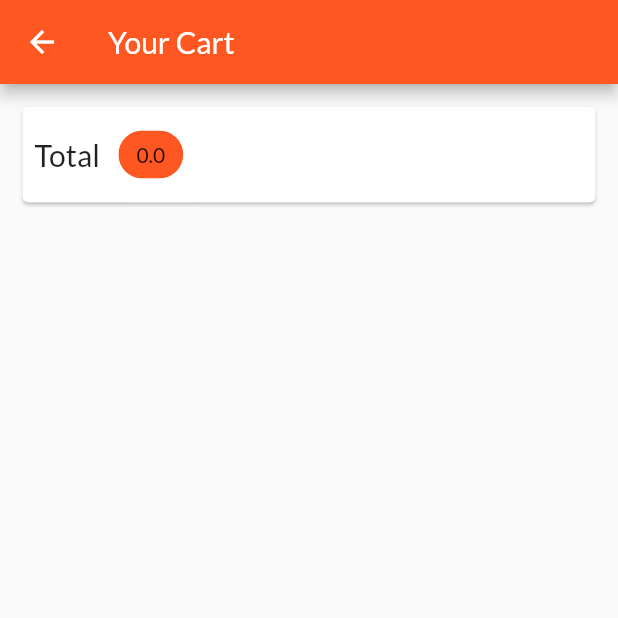
After one commit to Hami0095/bazaar, a Flutter app: the CartScreen screen opened by its route, on a phone screen of 412 x 824 dp, the top half of it. The commit adds this screen. Run offline on Flutter 3.47's test engine with Material 2 defaults, Android fonts, the phone set to English and light mode, and no system bars; network calls fail.

Commit message:
UPDATE-LOG : => Indentation + CartScreen Added

```diff
--- a/lib/Provider/cart.dart
+++ b/lib/Provider/cart.dart
@@ -17,6 +17,14 @@ class Cart with ChangeNotifier {
   Map<String, CartItem> _items = {};
   Map<String, CartItem> get items {
     return {..._items};
+  }
+
+  double get totalAmount {
+    var total = 0.0;
+    _items.forEach((key, value) {
+      total += value.price * value.quantity;
+    });
+    return total;
   }
 
   int get itemCount {
@@ -45,5 +53,6 @@ class Cart with ChangeNotifier {
         ),
       );
     }
+    notifyListeners();
   }
 }
--- a/lib/main.dart
+++ b/lib/main.dart
@@ -1,15 +1,14 @@
-import 'package:bazaar/Provider/cart.dart';
 import 'package:flutter/material.dart';
 import 'package:provider/provider.dart';
 
-import 'Provider/productsProvider.dart';
+import './Provider/productsProvider.dart';
 import './screens/product_detail_screen.dart';
 import './screens/products_overview_screen.dart';
+import './Provider/cart.dart';
+import './screens/cart_screen.dart';
 
 void main() {
   runApp(const MyApp());
-  // products == mera productProvider
-  // product == mera product
 }
 
 class MyApp extends StatelessWidget {
@@ -34,10 +33,11 @@ class MyApp extends StatelessWidget {
             accentColor: Colors.orange,
             fontFamily: 'Lato',
           ),
-          home: ProductsOverViewScreen(),
+          home: const ProductsOverViewScreen(),
           routes: {
             ProductDetailsScreen.routeName: (ctx) =>
                 const ProductDetailsScreen(),
+            CartScreen.routeName: (ctx) => const CartScreen(),
           }),
     );
   }
--- /dev/null
+++ b/lib/screens/cart_screen.dart
@@ -0,0 +1,43 @@
+import 'package:flutter/material.dart';
+import 'package:provider/provider.dart';
+
+import '../Provider/cart.dart';
+
+class CartScreen extends StatelessWidget {
+  static const routeName = '/cart-screen';
+
+  const CartScreen({Key? key}) : super(key: key);
+
+  @override
+  Widget build(BuildContext context) {
+    final cart = Provider.of<Cart>(context);
+    return Scaffold(
+        appBar: AppBar(
+          title: const Text('Your Cart'),
+        ),
+        body: Column(
+          children: [
+            Card(
+                margin: const EdgeInsets.all(15),
+                child: Padding(
+                  padding: const EdgeInsets.all(8.0),
+                  child: Row(
+                    children: [
+                      const Text(
+                        'Total',
+                        style: TextStyle(
+                          fontSize: 20,
+                        ),
+                      ),
+                      const SizedBox(width: 10),
+                      Chip(
+                        label: Text('${cart.totalAmount}'),
+                        backgroundColor: Theme.of(context).primaryColor,
+                      )
+                    ],
+                  ),
+                )),
+          ],
+        ));
+  }
+}
--- a/lib/screens/products_overview_screen.dart
+++ b/lib/screens/products_overview_screen.dart
@@ -1,14 +1,16 @@
-import 'package:bazaar/Provider/productsProvider.dart';
-import 'package:bazaar/widgets/badge.dart';
-import 'package:bazaar/widgets/products_grid.dart';
 import 'package:flutter/material.dart';
 import 'package:provider/provider.dart';
 
 import '../Provider/cart.dart';
-import '../Provider/products.dart';
+import '../Provider/productsProvider.dart';
+import '../screens/cart_screen.dart';
+import '../widgets/badge.dart';
+import '../widgets/products_grid.dart';
 
 enum FilterOptions {
+  // ignore: constant_identifier_names
   Favourites,
+  // ignore: constant_identifier_names
   All,
 }
 
@@ -61,7 +63,9 @@ class _ProductsOverViewScreenState extends State<ProductsOverViewScreen> {
               color: Colors.white,
             ),
             child: IconButton(
-              onPressed: () {},
+              onPressed: () {
+                Navigator.of(context).pushNamed(CartScreen.routeName);
+              },
               icon: const Icon(Icons.shopping_cart),
             ),
           ),
--- a/lib/widgets/products_item.dart
+++ b/lib/widgets/products_item.dart
@@ -1,9 +1,9 @@
-import 'package:bazaar/screens/product_detail_screen.dart';
 import 'package:flutter/material.dart';
 import 'package:provider/provider.dart';
 
 import '../Provider/cart.dart';
 import '../Provider/products.dart';
+import '../screens/product_detail_screen.dart';
 
 class ProductItemTile extends StatelessWidget {
   const ProductItemTile({
```
